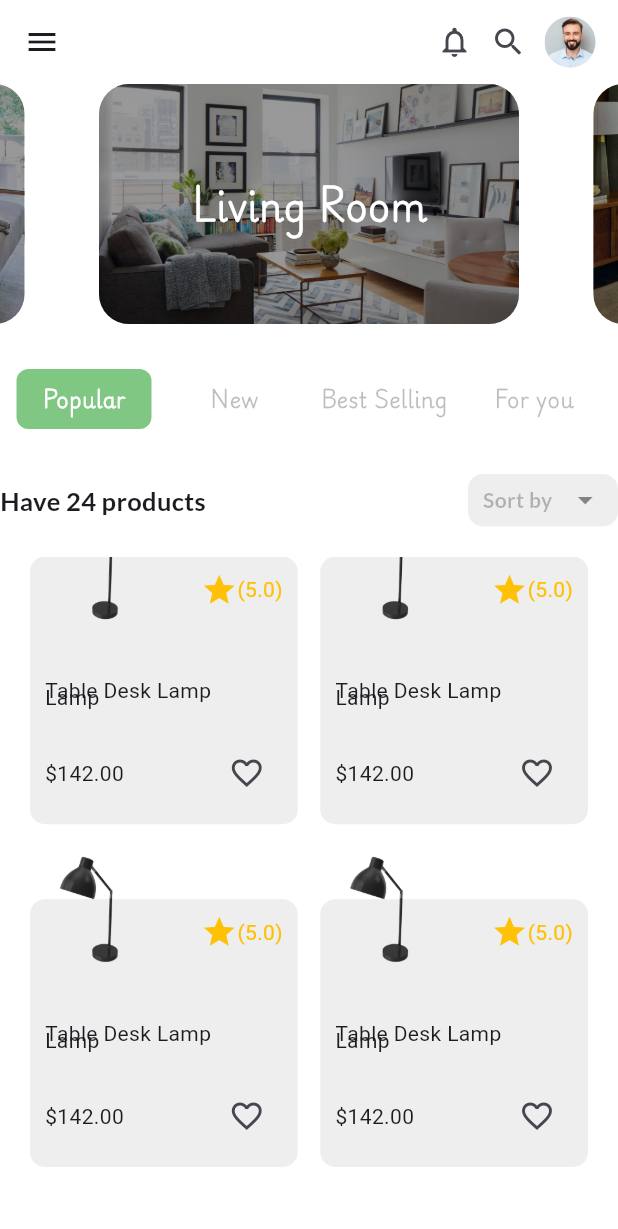
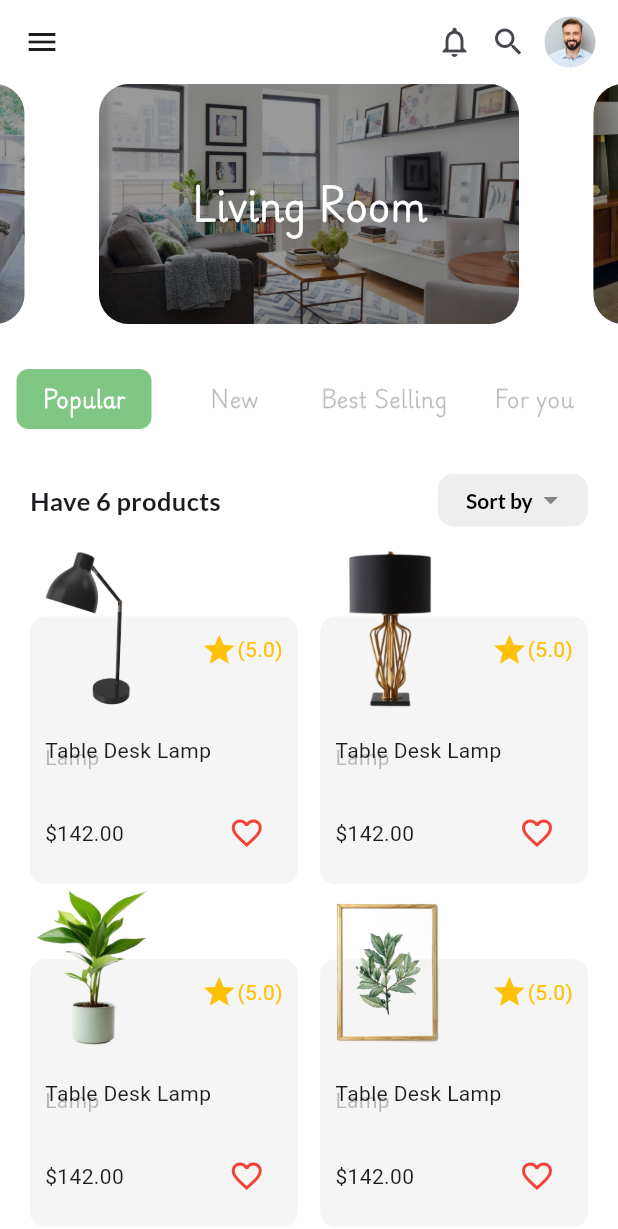
Before and after one commit to shokhbro/home_decoration_marketplace, a Flutter app: the screen it shows after launch, on a phone screen of 412 x 824 dp. Shown: the top 1229 px of the screen. Run offline on Flutter 3.47's test engine with Material 3 defaults, Android fonts, the light colour scheme and no system bars; drawn by our look-alikes of carousel_slider; our stand-ins replace gap.

Commit message:
add new products

```diff
--- a/lib/views/screens/home_screen.dart
+++ b/lib/views/screens/home_screen.dart
@@ -1,5 +1,6 @@
 import 'package:flutter/material.dart';
 import 'package:gap/gap.dart';
+import 'package:home_decoration_marketplace/views/screens/products_data_screen.dart';
 import 'package:home_decoration_marketplace/views/widgets/carouselslider_widget.dart';
 import 'package:home_decoration_marketplace/views/widgets/catalog_container_widget.dart';
 
@@ -18,11 +19,105 @@ class _HomeScreenState extends State<HomeScreen> {
     "For you",
   ];
   int selectedIndex = 0;
-
+  List<bool> isFavorite = List.generate(10, (_) => false);
+  List<Map> products = [
+    {
+      "image": "assets/images/lamp.png",
+      "title": "Table Desk Lamp",
+      "subtitle": "Lamp",
+      "price": "\$143.00",
+      "rating": "4.2",
+    },
+    {
+      "image": "assets/images/lamp_shades.png",
+      "title": "Table Desk Lamp",
+      "subtitle": "Lamp",
+      "price": "\$143.00",
+      "rating": "4.2",
+    },
+    {
+      "image": "assets/images/decorative_plants.png",
+      "title": "Decorative Plants",
+      "subtitle": "Paint",
+      "price": "\$143.00",
+      "rating": "4.2",
+    },
+    {
+      "image": "assets/images/painting_berry.png",
+      "title": "Painting Berry Plants",
+      "subtitle": "Paint",
+      "price": "\$143.00",
+      "rating": "4.2",
+    },
+    {
+      "image": "assets/images/painting_berry.png",
+      "title": "Painting Berry Plants",
+      "subtitle": "Paint",
+      "price": "\$143.00",
+      "rating": "4.2",
+    },
+    {
+      "image": "assets/images/painting_berry.png",
+      "title": "Painting Berry Plants",
+      "subtitle": "Paint",
+      "price": "\$143.00",
+      "rating": "4.2",
+    },
+  ];
   void onCatalogTap(int index) {
     setState(() {
       selectedIndex = index;
     });
+  }
+
+  double getImageHeight(int index) {
+    if (index == 3) {
+      return 100;
+    } else if (index == 1) {
+      return 130;
+    } else if (index == 2) {
+      return 110;
+    } else if (index == 0) {
+      return 145;
+    } else if (index == 4) {
+      return 100;
+    } else if (index == 5) {
+      return 100;
+    }
+
+    return 140;
+  }
+
+  double getPositionTop(int index) {
+    if (index == 2) {
+      return -60;
+    } else if (index == 3) {
+      return -50;
+    } else if (index == 1) {
+      return -70;
+    } else if (index == 0) {
+      return -70;
+    } else if (index == 4) {
+      return -50;
+    } else if (index == 5) {
+      return -50;
+    }
+    return -60;
+  }
+
+  double getPositionLeft(int index) {
+    if (index == 2) {
+      return -10;
+    } else if (index == 3) {
+      return -30;
+    } else if (index == 1) {
+      return -30;
+    } else if (index == 4) {
+      return -30;
+    } else if (index == 5) {
+      return -30;
+    }
+    return -40;
   }
 
   @override
@@ -69,12 +164,14 @@ class _HomeScreenState extends State<HomeScreen> {
             ),
           ),
           const Gap(30),
-          Row(
+          Padding(
+            padding: const EdgeInsets.only(left: 20, right: 20),
+            child: Row(
               mainAxisAlignment: MainAxisAlignment.spaceBetween,
               children: [
-              const Text(
-                "Have 24 products",
-                style: TextStyle(
+                Text(
+                  "Have ${products.length} products",
+                  style: const TextStyle(
                     fontFamily: 'Lato',
                     fontSize: 17,
                   ),
@@ -86,53 +183,79 @@ class _HomeScreenState extends State<HomeScreen> {
                     color: Colors.grey[200],
                     borderRadius: BorderRadius.circular(10),
                   ),
-                child: const Row(
-                  mainAxisAlignment: MainAxisAlignment.spaceEvenly,
-                  children: [
-                    Text(
-                      "Sort by",
-                      style: TextStyle(
+                  child: Padding(
+                    padding: const EdgeInsets.only(left: 15),
+                    child: DropdownButton<String>(
+                      alignment: Alignment.bottomRight,
+                      value: 'Sort by',
+                      icon: const Icon(Icons.arrow_drop_down,
+                          color: Colors.black45),
+                      iconSize: 24,
+                      elevation: 16,
+                      style: const TextStyle(
                         fontFamily: 'Lato',
                         fontSize: 14,
-                        color: Colors.black26,
+                        color: Colors.black,
                       ),
+                      underline: Container(
+                        height: 0,
+                        color: Colors.transparent,
                       ),
-                    Icon(
-                      Icons.arrow_drop_down,
-                      color: Colors.black45,
-                    )
-                  ],
+                      onChanged: (String? newValue) {
+                        // Qo'shimcha funksiya qo'shing
+                      },
+                      items: <String>['Sort by', 'Price', 'Rating', 'Newest']
+                          .map<DropdownMenuItem<String>>((String value) {
+                        return DropdownMenuItem<String>(
+                          value: value,
+                          child: Text(value),
+                        );
+                      }).toList(),
+                    ),
                   ),
                 ),
               ],
             ),
+          ),
           Expanded(
-            child: Padding(
-              padding: const EdgeInsets.all(20.0),
             child: GridView.builder(
+              padding: const EdgeInsets.only(
+                top: 60,
+                left: 20,
+                right: 20,
+                bottom: 10,
+              ),
               gridDelegate: const SliverGridDelegateWithFixedCrossAxisCount(
                 crossAxisCount: 2,
                 mainAxisSpacing: 50,
                 crossAxisSpacing: 15,
                 childAspectRatio: 3 / 3,
               ),
-                itemCount: 10,
+              itemCount: products.length,
               itemBuilder: (context, index) {
-                  return Container(
+                return GestureDetector(
+                  onTap: () {
+                    Navigator.push(context, MaterialPageRoute(builder: (ctx) {
+                      return ProductsDataScreen(
+                        product: products[index],
+                      );
+                    }));
+                  },
+                  child: Container(
                     padding: const EdgeInsets.all(10),
                     decoration: BoxDecoration(
                       borderRadius: BorderRadius.circular(10),
-                      color: Colors.grey.shade200,
+                      color: Colors.grey.shade100,
                     ),
                     child: Stack(
                       clipBehavior: Clip.none,
                       children: [
                         Positioned(
-                          top: -50,
-                          left: -18,
+                          top: getPositionTop(index),
+                          left: getPositionLeft(index),
                           child: Image.asset(
-                            "assets/images/lamp.png",
-                            height: 100,
+                            products[index]['image'],
+                            height: getImageHeight(index),
                           ),
                         ),
                         const Align(
@@ -157,7 +280,10 @@ class _HomeScreenState extends State<HomeScreen> {
                         ),
                         const Positioned(
                           top: 74,
-                          child: const Text("Lamp"),
+                          child: Text(
+                            "Lamp",
+                            style: TextStyle(color: Colors.black26),
+                          ),
                         ),
                         Align(
                           alignment: Alignment.bottomLeft,
@@ -166,17 +292,25 @@ class _HomeScreenState extends State<HomeScreen> {
                             children: [
                               const Text("\$142.00"),
                               IconButton(
-                                onPressed: () {},
-                                icon: const Icon(Icons.favorite_outline),
+                                onPressed: () {
+                                  isFavorite[index] = !isFavorite[index];
+                                  setState(() {});
+                                },
+                                icon: Icon(
+                                  isFavorite[index]
+                                      ? Icons.favorite
+                                      : Icons.favorite_outline,
+                                  color: Colors.red,
+                                ),
                               )
                             ],
                           ),
                         )
                       ],
                     ),
+                  ),
                 );
               },
-              ),
             ),
           ),
         ],
--- /dev/null
+++ b/lib/views/screens/products_data_screen.dart
@@ -0,0 +1,13 @@
+import 'package:flutter/material.dart';
+
+class ProductsDataScreen extends StatelessWidget {
+  Map product;
+   ProductsDataScreen({super.key, required this.product});
+
+  @override
+  Widget build(BuildContext context) {
+    return Scaffold(
+      appBar: AppBar(),
+    );
+  }
+}
--- a/lib/views/widgets/catalog_container_widget.dart
+++ b/lib/views/widgets/catalog_container_widget.dart
@@ -8,7 +8,7 @@ class CatalogContainer extends StatelessWidget {
     required this.title,
     required this.isSelected,
     Key? key,
-  }) : super(key: key);
+  }) ;
 
   @override
   Widget build(BuildContext context) {
```
Also changed, not shown: assets/images/decorative_plants.png (added), assets/images/lamp_shades.png (added), assets/images/painting_berry.png (added). Lines whose indentation alone changed are shown as unchanged.
